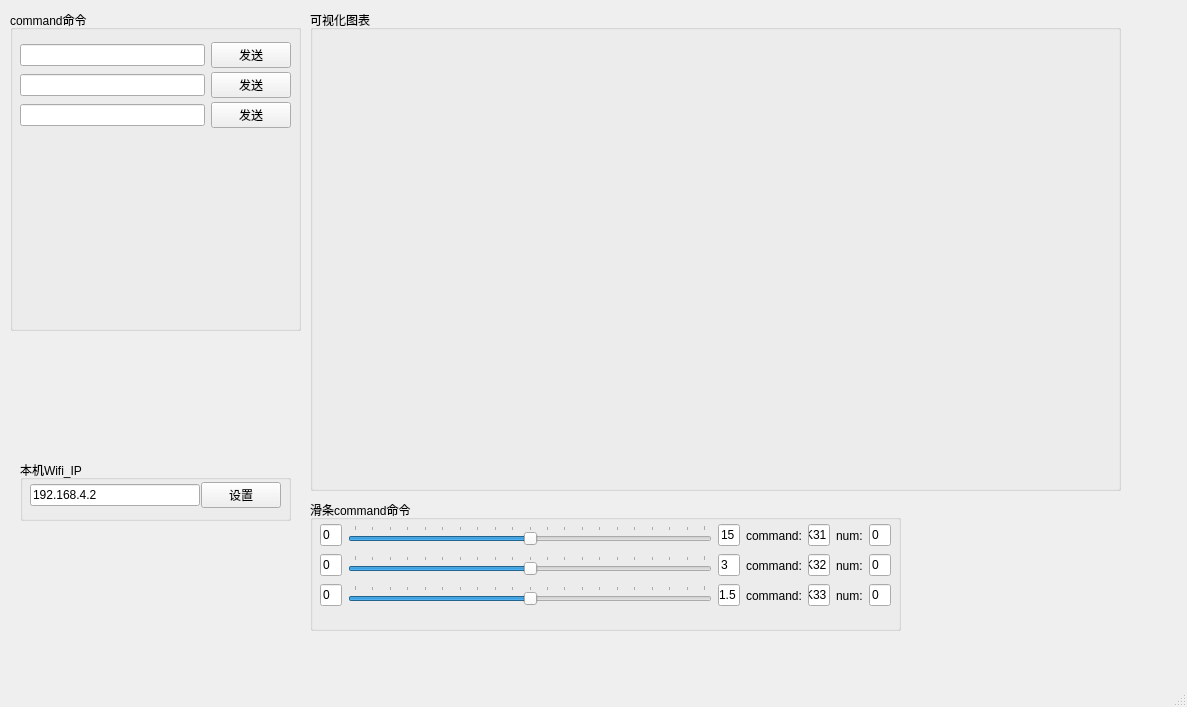
The window that python_gui/gui/main_ui.ui (liyunyi1936/foc) describes before a commit, drawn with Qt 5.
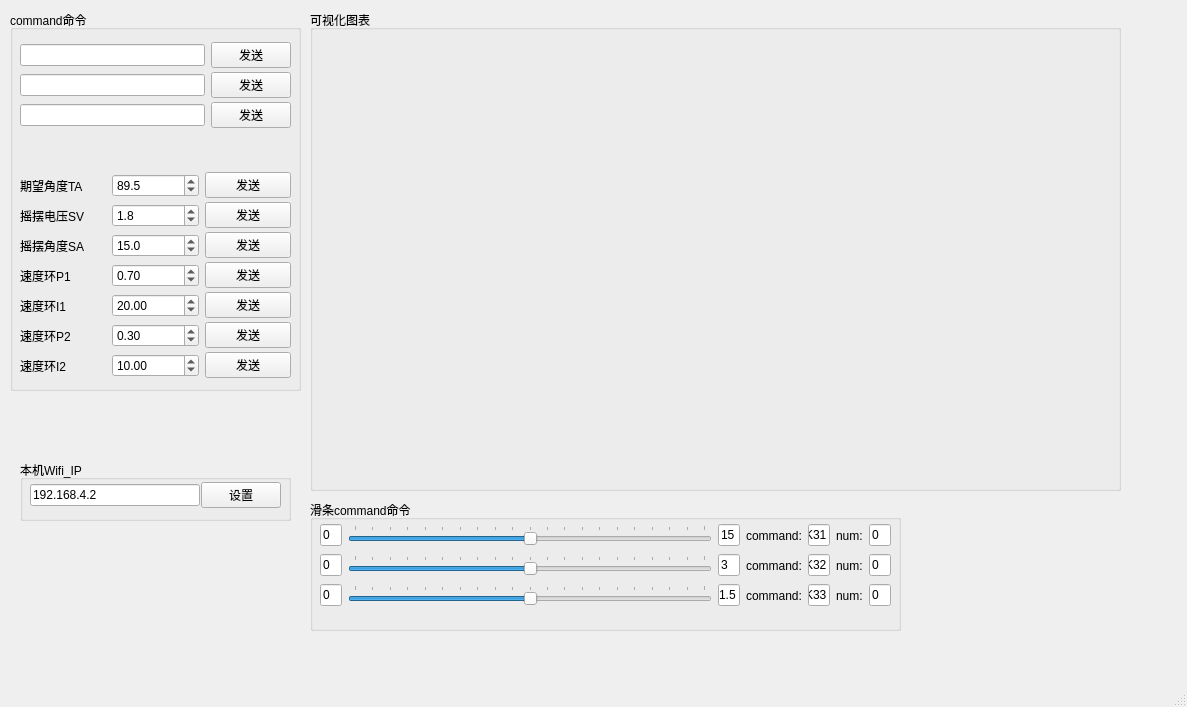
The same window after the commit.

What changed in the file:
```diff
--- a/python_gui/gui/main_ui.ui
+++ b/python_gui/gui/main_ui.ui
@@ -108,7 +108,7 @@
       <x>10</x>
       <y>10</y>
       <width>291</width>
-      <height>321</height>
+      <height>381</height>
      </rect>
     </property>
     <property name="title">
@@ -180,6 +180,267 @@
       </item>
      </layout>
     </widget>
+    <widget class="QWidget" name="horizontalLayoutWidget_13">
+     <property name="geometry">
+      <rect>
+       <x>10</x>
+       <y>160</y>
+       <width>271</width>
+       <height>31</height>
+      </rect>
+     </property>
+     <layout class="QHBoxLayout" name="horizontalLayout_17">
+      <item>
+       <widget class="QLabel" name="label_16">
+        <property name="text">
+         <string>期望角度TA</string>
+        </property>
+       </widget>
+      </item>
+      <item>
+       <widget class="QDoubleSpinBox" name="TA_doubleSpinBox">
+        <property name="decimals">
+         <number>1</number>
+        </property>
+        <property name="maximum">
+         <double>120.000000000000000</double>
+        </property>
+        <property name="singleStep">
+         <double>0.500000000000000</double>
+        </property>
+        <property name="value">
+         <double>89.500000000000000</double>
+        </property>
+       </widget>
+      </item>
+      <item>
+       <widget class="QPushButton" name="TA_pushButton">
+        <property name="text">
+         <string>发送</string>
+        </property>
+       </widget>
+      </item>
+     </layout>
+    </widget>
+    <widget class="QWidget" name="horizontalLayoutWidget_12">
+     <property name="geometry">
+      <rect>
+       <x>10</x>
+       <y>190</y>
+       <width>271</width>
+       <height>31</height>
+      </rect>
+     </property>
+     <layout class="QHBoxLayout" name="horizontalLayout_16">
+      <item>
+       <widget class="QLabel" name="label_15">
+        <property name="text">
+         <string>摇摆电压SV</string>
+        </property>
+       </widget>
+      </item>
+      <item>
+       <widget class="QDoubleSpinBox" name="SV_doubleSpinBox">
+        <property name="decimals">
+         <number>1</number>
+        </property>
+        <property name="singleStep">
+         <double>0.100000000000000</double>
+        </property>
+        <property name="value">
+         <double>1.800000000000000</double>
+        </property>
+       </widget>
+      </item>
+      <item>
+       <widget class="QPushButton" name="SV_pushButton">
+        <property name="text">
+         <string>发送</string>
+        </property>
+       </widget>
+      </item>
+     </layout>
+    </widget>
+    <widget class="QWidget" name="horizontalLayoutWidget_14">
+     <property name="geometry">
+      <rect>
+       <x>10</x>
+       <y>220</y>
+       <width>271</width>
+       <height>31</height>
+      </rect>
+     </property>
+     <layout class="QHBoxLayout" name="horizontalLayout_18">
+      <item>
+       <widget class="QLabel" name="label_17">
+        <property name="text">
+         <string>摇摆角度SA</string>
+        </property>
+       </widget>
+      </item>
+      <item>
+       <widget class="QDoubleSpinBox" name="SA_doubleSpinBox">
+        <property name="decimals">
+         <number>1</number>
+        </property>
+        <property name="value">
+         <double>15.000000000000000</double>
+        </property>
+       </widget>
+      </item>
+      <item>
+       <widget class="QPushButton" name="SA_pushButton">
+        <property name="text">
+         <string>发送</string>
+        </property>
+       </widget>
+      </item>
+     </layout>
+    </widget>
+    <widget class="QWidget" name="horizontalLayoutWidget_15">
+     <property name="geometry">
+      <rect>
+       <x>10</x>
+       <y>250</y>
+       <width>271</width>
+       <height>31</height>
+      </rect>
+     </property>
+     <layout class="QHBoxLayout" name="horizontalLayout_19">
+      <item>
+       <widget class="QLabel" name="label_18">
+        <property name="text">
+         <string>速度环P1</string>
+        </property>
+       </widget>
+      </item>
+      <item>
+       <widget class="QDoubleSpinBox" name="VP1_doubleSpinBox">
+        <property name="singleStep">
+         <double>0.100000000000000</double>
+        </property>
+        <property name="value">
+         <double>0.700000000000000</double>
+        </property>
+       </widget>
+      </item>
+      <item>
+       <widget class="QPushButton" name="VP1_pushButton">
+        <property name="text">
+         <string>发送</string>
+        </property>
+       </widget>
+      </item>
+     </layout>
+    </widget>
+    <widget class="QWidget" name="horizontalLayoutWidget_16">
+     <property name="geometry">
+      <rect>
+       <x>10</x>
+       <y>280</y>
+       <width>271</width>
+       <height>31</height>
+      </rect>
+     </property>
+     <layout class="QHBoxLayout" name="horizontalLayout_20">
+      <item>
+       <widget class="QLabel" name="label_19">
+        <property name="text">
+         <string>速度环I1</string>
+        </property>
+       </widget>
+      </item>
+      <item>
+       <widget class="QDoubleSpinBox" name="VI1_doubleSpinBox">
+        <property name="singleStep">
+         <double>0.500000000000000</double>
+        </property>
+        <property name="value">
+         <double>20.000000000000000</double>
+        </property>
+       </widget>
+      </item>
+      <item>
+       <widget class="QPushButton" name="VI1_pushButton">
+        <property name="text">
+         <string>发送</string>
+        </property>
+       </widget>
+      </item>
+     </layout>
+    </widget>
+    <widget class="QWidget" name="horizontalLayoutWidget_17">
+     <property name="geometry">
+      <rect>
+       <x>10</x>
+       <y>310</y>
+       <width>271</width>
+       <height>31</height>
+      </rect>
+     </property>
+     <layout class="QHBoxLayout" name="horizontalLayout_21">
+      <item>
+       <widget class="QLabel" name="label_20">
+        <property name="text">
+         <string>速度环P2</string>
+        </property>
+       </widget>
+      </item>
+      <item>
+       <widget class="QDoubleSpinBox" name="VP2_doubleSpinBox">
+        <property name="singleStep">
+         <double>0.100000000000000</double>
+        </property>
+        <property name="value">
+         <double>0.300000000000000</double>
+        </property>
+       </widget>
+      </item>
+      <item>
+       <widget class="QPushButton" name="VP2_pushButton">
+        <property name="text">
+         <string>发送</string>
+        </property>
+       </widget>
+      </item>
+     </layout>
+    </widget>
+    <widget class="QWidget" name="horizontalLayoutWidget_18">
+     <property name="geometry">
+      <rect>
+       <x>10</x>
+       <y>340</y>
+       <width>271</width>
+       <height>31</height>
+      </rect>
+     </property>
+     <layout class="QHBoxLayout" name="horizontalLayout_22">
+      <item>
+       <widget class="QLabel" name="label_21">
+        <property name="text">
+         <string>速度环I2</string>
+        </property>
+       </widget>
+      </item>
+      <item>
+       <widget class="QDoubleSpinBox" name="VI2_doubleSpinBox">
+        <property name="singleStep">
+         <double>0.500000000000000</double>
+        </property>
+        <property name="value">
+         <double>10.000000000000000</double>
+        </property>
+       </widget>
+      </item>
+      <item>
+       <widget class="QPushButton" name="VI2_pushButton">
+        <property name="text">
+         <string>发送</string>
+        </property>
+       </widget>
+      </item>
+     </layout>
+    </widget>
    </widget>
    <widget class="QGroupBox" name="groupBox_4">
     <property name="geometry">
```
